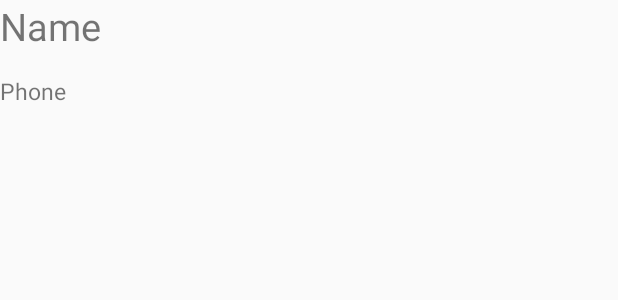
After one commit to wzheng67/donation-tracker, an Android app: the layout layout_location_basic.xml on its own in the app's theme, with its tools: preview values and no code run, on a phone screen of 412 x 824 dp. The commit adds this screen. Shown: the top 300 px of the screen. Run offline under Robolectric (Android 15) with nearby library versions, the phone set to English and light mode, and no system bars.

```diff
--- a/app/src/main/AndroidManifest.xml
+++ b/app/src/main/AndroidManifest.xml
@@ -26,6 +26,7 @@
         <activity android:name=".Controllers.mainApplication" />
         <activity android:name=".Controllers.Location" />
         <activity android:name=".Controllers.registration" />
+        <activity android:name=".Controllers.Location_display"></activity>
     </application>
 
 </manifest>
--- a/app/src/main/java/cs2340/donationtracker/Controllers/registration.java
+++ b/app/src/main/java/cs2340/donationtracker/Controllers/registration.java
@@ -75,7 +75,7 @@ public class registration extends AppCompatActivity {
                 firebaseAuthWithGoogle(account);
             } catch (ApiException e) {
                 // Google Sign In failed, update UI appropriately
-
+                Toast.makeText(registration.this, "Google sign-in failed, try it again", Toast.LENGTH_SHORT).show();
                 // ...
             }
         }
--- /dev/null
+++ b/app/src/main/res/layout/layout_location_basic.xml
@@ -0,0 +1,47 @@
+<?xml version="1.0" encoding="utf-8"?>
+<LinearLayout xmlns:android="http://schemas.android.com/apk/res/android"
+    android:layout_width="match_parent"
+    android:layout_height="match_parent"
+    android:orientation="vertical">
+
+    <TableLayout
+        android:layout_width="match_parent"
+        android:layout_height="match_parent">
+
+        <TableRow
+            android:layout_width="match_parent"
+            android:layout_height="match_parent">
+
+            <TextView
+                android:id="@+id/textView_Name"
+                android:layout_width="90dp"
+                android:layout_height="50dp"
+                android:text="Name"
+                android:textSize="25sp" />
+
+            <TextView
+                android:id="@+id/textView_name_value_basic"
+                android:layout_width="wrap_content"
+                android:layout_height="wrap_content" />
+        </TableRow>
+
+        <TableRow
+            android:layout_width="match_parent"
+            android:layout_height="match_parent">
+
+            <TextView
+                android:id="@+id/textView_phone"
+                android:layout_width="match_parent"
+                android:layout_height="25dp"
+                android:text="Phone"
+                android:textSize="15sp" />
+
+            <TextView
+                android:id="@+id/textView_phone_value_basic"
+                android:layout_width="wrap_content"
+                android:layout_height="wrap_content" />
+        </TableRow>
+
+    </TableLayout>
+
+</LinearLayout>
--- a/app/src/main/res/layout/layout_location_row.xml
+++ b/app/src/main/res/layout/layout_location_row.xml
@@ -21,8 +21,7 @@
             <TextView
                 android:id="@+id/textView_key_value"
                 android:layout_width="324dp"
-                android:layout_height="wrap_content"
-                android:text="w" />
+                android:layout_height="wrap_content" />
         </TableRow>
 
         <TableRow
```
Also changed, not shown: app/src/main/java/cs2340/donationtracker/Controllers/Location.java (+15 -3 lines), app/src/main/java/cs2340/donationtracker/Controllers/Location_display.java (added, +50 -0 lines), app/src/main/java/cs2340/donationtracker/Model/NameAdapter.java (added, +67 -0 lines), app/src/main/res/layout/activity_location_display.xml (added, +36 -0 lines), app/build.gradle (line endings or trailing spaces).
